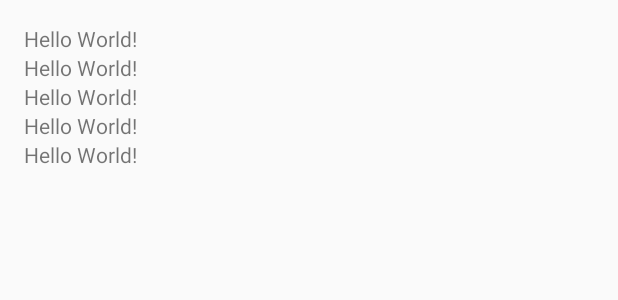
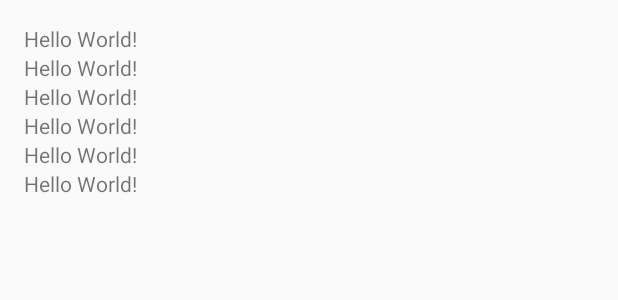
Before and after one commit to myloften/NDKSample, an Android app: the layout activity_main.xml on its own in the app's theme, with its tools: preview values and no code run, on a phone screen of 412 x 824 dp. Shown: the top 300 px of the screen. Run offline under Robolectric (Android 15) with nearby library versions, the phone set to English and light mode, and no system bars.

Commit message:
添加test示例及头文件

```diff
--- a/app/src/main/java/com/loften/ndksample/JniTest.java
+++ b/app/src/main/java/com/loften/ndksample/JniTest.java
@@ -8,6 +8,9 @@ public class JniTest {
     static {
         System.loadLibrary("myjni");
     }
+
+    //HelloWorld
+    public static native String test();
 
     //连接两字符串
     public static native String combine(String a, String b);
--- a/app/src/main/res/layout/activity_main.xml
+++ b/app/src/main/res/layout/activity_main.xml
@@ -49,6 +49,12 @@
                 android:layout_width="wrap_content"
                 android:layout_height="wrap_content"
                 android:text="Hello World!"/>
+
+            <TextView
+                android:id="@+id/tv6"
+                android:layout_width="wrap_content"
+                android:layout_height="wrap_content"
+                android:text="Hello World!"/>
         </LinearLayout>
     </ScrollView>
 </RelativeLayout>
```
Also changed, not shown: app/src/main/java/com/loften/ndksample/MainActivity.java (+11 -5 lines), 2 other files.
